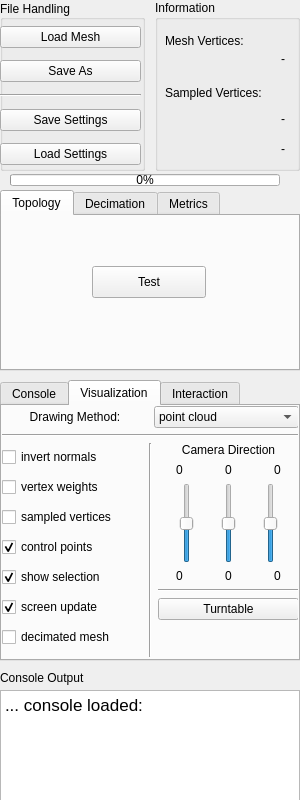
The window that source/controlpanel.ui (lenpr/Thesis) describes before a commit, drawn with Qt 5.
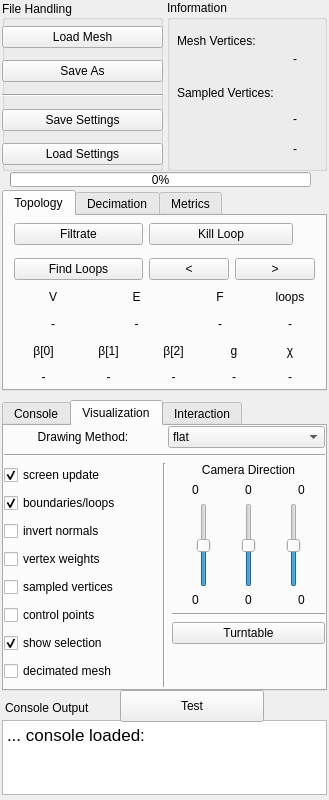
The same window after the commit. The open tabs and pages were chosen to show the change.

Commit message: - 7th commit - (source) source: topology works, loops can be killed aka. boundary filling, tetrahedralization is in the making

Diff of the .ui file:
```diff
--- a/source/controlpanel.ui
+++ b/source/controlpanel.ui
@@ -6,12 +6,12 @@
    <rect>
     <x>0</x>
     <y>0</y>
-    <width>300</width>
+    <width>329</width>
     <height>800</height>
    </rect>
   </property>
   <property name="sizePolicy">
-   <sizepolicy hsizetype="Preferred" vsizetype="Preferred">
+   <sizepolicy hsizetype="Fixed" vsizetype="Preferred">
     <horstretch>0</horstretch>
     <verstretch>0</verstretch>
    </sizepolicy>
@@ -24,7 +24,7 @@
   </property>
   <property name="maximumSize">
    <size>
-    <width>300</width>
+    <width>329</width>
     <height>2000</height>
    </size>
   </property>
@@ -35,9 +35,9 @@
    <property name="geometry">
     <rect>
      <x>10</x>
-     <y>174</y>
-     <width>270</width>
-     <height>12</height>
+     <y>172</y>
+     <width>301</width>
+     <height>15</height>
     </rect>
    </property>
    <property name="value">
@@ -47,9 +47,9 @@
   <widget class="QGroupBox" name="boxFileHandling">
    <property name="geometry">
     <rect>
-     <x>0</x>
+     <x>2</x>
      <y>0</y>
-     <width>145</width>
+     <width>161</width>
      <height>171</height>
     </rect>
    </property>
@@ -64,7 +64,7 @@
      <rect>
       <x>0</x>
       <y>20</y>
-      <width>141</width>
+      <width>161</width>
       <height>151</height>
      </rect>
     </property>
@@ -110,10 +110,10 @@
   <widget class="QTabWidget" name="tabWidgetFunctions">
    <property name="geometry">
     <rect>
-     <x>0</x>
+     <x>2</x>
      <y>190</y>
-     <width>300</width>
-     <height>181</height>
+     <width>325</width>
+     <height>201</height>
     </rect>
    </property>
    <property name="currentIndex">
@@ -123,18 +123,324 @@
     <attribute name="title">
      <string>Topology</string>
     </attribute>
-    <widget class="QPushButton" name="buttonTest">
+    <widget class="QWidget" name="verticalLayoutWidget">
      <property name="geometry">
       <rect>
-       <x>90</x>
-       <y>50</y>
-       <width>114</width>
-       <height>32</height>
+       <x>10</x>
+       <y>70</y>
+       <width>301</width>
+       <height>101</height>
       </rect>
      </property>
-     <property name="text">
-      <string>Test</string>
+     <layout class="QVBoxLayout" name="verticalLayout_8">
+      <item>
+       <layout class="QGridLayout" name="gridLayout_2">
+        <item row="0" column="0">
+         <widget class="QLabel" name="topDescritionV">
+          <property name="text">
+           <string>V</string>
+          </property>
+          <property name="alignment">
+           <set>Qt::AlignCenter</set>
+          </property>
+         </widget>
+        </item>
+        <item row="1" column="0">
+         <widget class="QLabel" name="topInfoV">
+          <property name="text">
+           <string>-</string>
+          </property>
+          <property name="alignment">
+           <set>Qt::AlignCenter</set>
+          </property>
+         </widget>
+        </item>
+        <item row="0" column="1">
+         <widget class="QLabel" name="topDescritionE">
+          <property name="text">
+           <string>E</string>
+          </property>
+          <property name="alignment">
+           <set>Qt::AlignCenter</set>
+          </property>
+         </widget>
+        </item>
+        <item row="0" column="2">
+         <widget class="QLabel" name="topDescritionF">
+          <property name="text">
+           <string>F</string>
+          </property>
+          <property name="alignment">
+           <set>Qt::AlignCenter</set>
+          </property>
+         </widget>
+        </item>
+        <item row="1" column="2">
+         <widget class="QLabel" name="topInfoF">
+          <property name="text">
+           <string>-</string>
+          </property>
+          <property name="alignment">
+           <set>Qt::AlignCenter</set>
+          </property>
+         </widget>
+        </item>
+        <item row="1" column="1">
+         <widget class="QLabel" name="topInfoE">
+          <property name="text">
+           <string>-</string>
+          </property>
+          <property name="alignment">
+           <set>Qt::AlignCenter</set>
+          </property>
+         </widget>
+        </item>
+        <item row="0" column="3">
+         <widget class="QLabel" name="topDescriptionLoops">
+          <property name="minimumSize">
+           <size>
+            <width>50</width>
+            <height>0</height>
+           </size>
+          </property>
+          <property name="maximumSize">
+           <size>
+            <width>50</width>
+            <height>16777215</height>
+           </size>
+          </property>
+          <property name="text">
+           <string>loops</string>
+          </property>
+          <property name="alignment">
+           <set>Qt::AlignCenter</set>
+          </property>
+         </widget>
+        </item>
+        <item row="1" column="3">
+         <widget class="QLabel" name="topInfoLoops">
+          <property name="minimumSize">
+           <size>
+            <width>50</width>
+            <height>0</height>
+           </size>
+          </property>
+          <property name="maximumSize">
+           <size>
+            <width>50</width>
+            <height>16777215</height>
+           </size>
+          </property>
+          <property name="text">
+           <string>-</string>
+          </property>
+          <property name="alignment">
+           <set>Qt::AlignCenter</set>
+          </property>
+         </widget>
+        </item>
+       </layout>
+      </item>
+      <item>
+       <layout class="QGridLayout" name="gridLayout">
+        <item row="1" column="2">
+         <widget class="QLabel" name="topInfoBetti2">
+          <property name="text">
+           <string>-</string>
+          </property>
+          <property name="alignment">
+           <set>Qt::AlignCenter</set>
+          </property>
+         </widget>
+        </item>
+        <item row="1" column="1">
+         <widget class="QLabel" name="topInfoBetti1">
+          <property name="text">
+           <string>-</string>
+          </property>
+          <property name="alignment">
+           <set>Qt::AlignCenter</set>
+          </property>
+         </widget>
+        </item>
+        <item row="0" column="1">
+         <widget class="QLabel" name="topDescriptionBetti1">
+          <property name="minimumSize">
+           <size>
+            <width>30</width>
+            <height>0</height>
+           </size>
+          </property>
+          <property name="text">
+           <string>β[1]</string>
+          </property>
+          <property name="alignment">
+           <set>Qt::AlignCenter</set>
+          </property>
+         </widget>
+        </item>
+        <item row="0" column="0">
+         <widget class="QLabel" name="topDescriptionBetti0">
+          <property name="minimumSize">
+           <size>
+            <width>30</width>
+            <height>0</height>
+           </size>
+          </property>
+          <property name="text">
+           <string>β[0]</string>
+          </property>
+          <property name="alignment">
+           <set>Qt::AlignCenter</set>
+          </property>
+         </widget>
+        </item>
+        <item row="1" column="0">
+         <widget class="QLabel" name="topInfoBetti0">
+          <property name="text">
+           <string>-</string>
+          </property>
+          <property name="alignment">
+           <set>Qt::AlignCenter</set>
+          </property>
+         </widget>
+        </item>
+        <item row="0" column="3">
+         <widget class="QLabel" name="topDescriptionGenus">
+          <property name="maximumSize">
+           <size>
+            <width>50</width>
+            <height>16777215</height>
+           </size>
+          </property>
+          <property name="text">
+           <string>g</string>
+          </property>
+          <property name="alignment">
+           <set>Qt::AlignCenter</set>
+          </property>
+         </widget>
+        </item>
+        <item row="0" column="4">
+         <widget class="QLabel" name="topDescriptionEuler">
+          <property name="maximumSize">
+           <size>
+            <width>50</width>
+            <height>16777215</height>
+           </size>
+          </property>
+          <property name="text">
+           <string>χ</string>
+          </property>
+          <property name="alignment">
+           <set>Qt::AlignCenter</set>
+          </property>
+         </widget>
+        </item>
+        <item row="1" column="3">
+         <widget class="QLabel" name="topInfoGenus">
+          <property name="text">
+           <string>-</string>
+          </property>
+          <property name="alignment">
+           <set>Qt::AlignCenter</set>
+          </property>
+         </widget>
+        </item>
+        <item row="1" column="4">
+         <widget class="QLabel" name="topInfoEuler">
+          <property name="text">
+           <string>-</string>
+          </property>
+          <property name="alignment">
+           <set>Qt::AlignCenter</set>
+          </property>
+         </widget>
+        </item>
+        <item row="0" column="2">
+         <widget class="QLabel" name="topDescriptionBetti2">
+          <property name="minimumSize">
+           <size>
+            <width>30</width>
+            <height>0</height>
+           </size>
+          </property>
+          <property name="text">
+           <string>β[2]</string>
+          </property>
+          <property name="alignment">
+           <set>Qt::AlignCenter</set>
+          </property>
+         </widget>
+        </item>
+       </layout>
+      </item>
+     </layout>
+    </widget>
+    <widget class="QWidget" name="horizontalLayoutWidget_2">
+     <property name="geometry">
+      <rect>
+       <x>10</x>
+       <y>0</y>
+       <width>301</width>
+       <height>73</height>
+      </rect>
      </property>
+     <layout class="QHBoxLayout" name="horizontalLayout_8">
+      <item>
+       <layout class="QVBoxLayout" name="verticalLayout_10">
+        <item>
+         <widget class="QPushButton" name="buttonFiltration">
+          <property name="text">
+           <string>Filtrate</string>
+          </property>
+         </widget>
+        </item>
+        <item>
+         <widget class="QPushButton" name="buttonFindLoops">
+          <property name="text">
+           <string>Find Loops</string>
+          </property>
+         </widget>
+        </item>
+       </layout>
+      </item>
+      <item>
+       <layout class="QVBoxLayout" name="verticalLayout_9">
+        <item>
+         <widget class="QPushButton" name="buttonKillLoop">
+          <property name="maximumSize">
+           <size>
+            <width>144</width>
+            <height>16777215</height>
+           </size>
+          </property>
+          <property name="text">
+           <string>Kill Loop</string>
+          </property>
+         </widget>
+        </item>
+        <item>
+         <layout class="QHBoxLayout" name="horizontalLayout_9">
+          <item>
+           <widget class="QPushButton" name="buttonLastLoop">
+            <property name="text">
+             <string>&lt;</string>
+            </property>
+           </widget>
+          </item>
+          <item>
+           <widget class="QPushButton" name="buttonNextLoop">
+            <property name="text">
+             <string>&gt;</string>
+            </property>
+           </widget>
+          </item>
+         </layout>
+        </item>
+       </layout>
+      </item>
+     </layout>
     </widget>
    </widget>
    <widget class="QWidget" name="TabDecimation">
@@ -475,8 +781,8 @@
   <widget class="QLabel" name="LabelConsoleOutput">
    <property name="geometry">
     <rect>
-     <x>0</x>
-     <y>670</y>
+     <x>5</x>
+     <y>700</y>
      <width>111</width>
      <height>16</height>
     </rect>
@@ -488,10 +794,10 @@
   <widget class="QTabWidget" name="tabWidgetInput">
    <property name="geometry">
     <rect>
-     <x>0</x>
-     <y>380</y>
-     <width>300</width>
-     <height>281</height>
+     <x>2</x>
+     <y>400</y>
+     <width>325</width>
+     <height>291</height>
     </rect>
    </property>
    <property name="minimumSize">
@@ -647,8 +953,8 @@
       <rect>
        <x>0</x>
        <y>0</y>
-       <width>297</width>
-       <height>251</height>
+       <width>321</width>
+       <height>261</height>
       </rect>
      </property>
      <layout class="QVBoxLayout" name="verticalLayout_4">
@@ -667,7 +973,7 @@
         <item>
          <widget class="QComboBox" name="visualDrawingMethod">
           <property name="currentIndex">
-           <number>0</number>
+           <number>2</number>
           </property>
           <item>
            <property name="text">
@@ -709,6 +1015,26 @@
        <layout class="QHBoxLayout" name="horizontalLayout_4">
         <item>
          <layout class="QVBoxLayout" name="verticalLayoutSampling">
+          <item>
+           <widget class="QCheckBox" name="visualDisplayUpdate">
+            <property name="text">
+             <string>screen update</string>
+            </property>
+            <property name="checked">
+             <bool>true</bool>
+            </property>
+           </widget>
+          </item>
+          <item>
+           <widget class="QCheckBox" name="visualShowBoundaries">
+            <property name="text">
+             <string>boundaries/loops</string>
+            </property>
+            <property name="checked">
+             <bool>true</bool>
+            </property>
+           </widget>
+          </item>
           <item>
            <widget class="QCheckBox" name="visualInvertNormals">
             <property name="text">
@@ -742,7 +1068,7 @@
              <string>control points</string>
             </property>
             <property name="checked">
-             <bool>true</bool>
+             <bool>false</bool>
             </property>
            </widget>
           </item>
@@ -756,16 +1082,6 @@
             </property>
            </widget>
           </item>
-          <item>
-           <widget class="QCheckBox" name="visualDisplayUpdate">
-            <property name="text">
-             <string>screen update</string>
-            </property>
-            <property name="checked">
-             <bool>true</bool>
-            </property>
-           </widget>
-          </item>
           <item>
            <widget class="QCheckBox" name="visualDecimatedMesh">
             <property name="text">
@@ -1233,10 +1549,10 @@
   <widget class="QTextEdit" name="ConsoleOutput">
    <property name="geometry">
     <rect>
-     <x>0</x>
-     <y>690</y>
-     <width>300</width>
-     <height>112</height>
+     <x>2</x>
+     <y>720</y>
+     <width>325</width>
+     <height>75</height>
     </rect>
    </property>
    <property name="sizePolicy">
@@ -1248,12 +1564,12 @@
    <property name="minimumSize">
     <size>
      <width>300</width>
-     <height>100</height>
+     <height>75</height>
     </size>
    </property>
    <property name="maximumSize">
     <size>
-     <width>300</width>
+     <width>325</width>
      <height>1000</height>
     </size>
    </property>
@@ -1268,9 +1584,9 @@
   <widget class="QGroupBox" name="boxMeshInfo">
    <property name="geometry">
     <rect>
-     <x>155</x>
+     <x>167</x>
      <y>0</y>
-     <width>145</width>
+     <width>160</width>
      <height>171</height>
     </rect>
    </property>
@@ -1352,6 +1668,19 @@
     </property>
    </widget>
   </widget>
+  <widget class="QPushButton" name="buttonTest">
+   <property name="geometry">
+    <rect>
+     <x>120</x>
+     <y>690</y>
+     <width>144</width>
+     <height>32</height>
+    </rect>
+   </property>
+   <property name="text">
+    <string>Test</string>
+   </property>
+  </widget>
  </widget>
  <resources/>
  <connections/>
```
Left out of the diff: 6 changed lines with no effect on the pictures. The commit also changes 17 other files.
